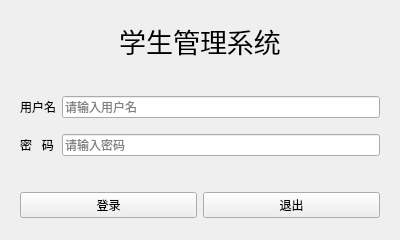
Mrlaolu/QtStudentDatabase, file login.ui: the form before one commit.
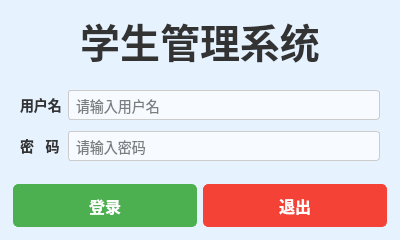
The form after the commit.

```diff
--- a/login.ui
+++ b/login.ui
@@ -13,8 +13,44 @@
   <property name="windowTitle">
    <string>登录</string>
   </property>
-  <property name="toolTip">
-   <string>请在这里登录</string>
+  <property name="styleSheet">
+   <string>
+     QWidget {
+        background-color: #e6f3ff;
+        font-family: &quot;Segoe UI&quot;, sans-serif;
+     }
+     QLabel {
+        font-size: 14px;
+        font-weight: bold;
+        color: #333;
+     }
+     QLineEdit {
+        font-size: 14px;
+        padding: 5px;
+        border: 1px solid #ccc;
+        border-radius: 3px;
+     }
+     QPushButton {
+        background-color: #4CAF50;
+        color: white;
+        font-size: 16px;
+        font-weight: bold;
+        border-radius: 5px;
+        padding: 10px 20px;
+        border: 1px solid #4CAF50;
+        min-width: 100px;
+     }
+     QPushButton:hover {
+        background-color: #45a049;
+     }
+     QPushButton:pressed {
+        background-color: #388E3C;
+     }
+     QLabel#label {
+        font-family: &quot;思源黑体 CN&quot;;
+        font-size: 20px;
+     }
+   </string>
   </property>
   <layout class="QGridLayout" name="gridLayout_3">
    <item row="1" column="0">
@@ -32,23 +68,8 @@
       </size>
      </property>
      <layout class="QGridLayout" name="gridLayout_2">
-      <item row="1" column="1">
-       <widget class="QLineEdit" name="lineEdit_Password">
-        <property name="text">
-         <string/>
-        </property>
-        <property name="placeholderText">
-         <string>请输入密码</string>
-        </property>
-       </widget>
-      </item>
       <item row="0" column="0">
        <widget class="QLabel" name="label_2">
-        <property name="font">
-         <font>
-          <pointsize>9</pointsize>
-         </font>
-        </property>
         <property name="text">
          <string>用户名</string>
         </property>
@@ -56,6 +77,9 @@
       </item>
       <item row="0" column="1">
        <widget class="QLineEdit" name="lineEdit_Username">
+        <property name="styleSheet">
+         <string notr="true">background-color: rgba(255, 255, 255,0.7);</string>
+        </property>
         <property name="maxLength">
          <number>32</number>
         </property>
@@ -71,29 +95,37 @@
         </property>
        </widget>
       </item>
+      <item row="1" column="1">
+       <widget class="QLineEdit" name="lineEdit_Password">
+        <property name="styleSheet">
+         <string notr="true">background-color: rgba(255, 255, 255,0.7);</string>
+        </property>
+        <property name="echoMode">
+         <enum>QLineEdit::EchoMode::Password</enum>
+        </property>
+        <property name="placeholderText">
+         <string>请输入密码</string>
+        </property>
+       </widget>
+      </item>
      </layout>
     </widget>
    </item>
    <item row="0" column="0">
     <widget class="QLabel" name="label">
-     <property name="minimumSize">
-      <size>
-       <width>0</width>
-       <height>60</height>
-      </size>
-     </property>
-     <property name="maximumSize">
-      <size>
-       <width>16777215</width>
-       <height>60</height>
-      </size>
-     </property>
      <property name="font">
       <font>
        <family>思源黑体 CN</family>
-       <pointsize>20</pointsize>
+       <pointsize>-1</pointsize>
+       <bold>true</bold>
       </font>
      </property>
+     <property name="styleSheet">
+      <string notr="true">
+            font-size: 40px;
+            font-weight: bold;
+</string>
+     </property>
      <property name="text">
       <string>学生管理系统</string>
      </property>
@@ -117,11 +149,46 @@
       </size>
      </property>
      <layout class="QGridLayout">
+      <property name="leftMargin">
+       <number>2</number>
+      </property>
+      <property name="topMargin">
+       <number>2</number>
+      </property>
+      <property name="rightMargin">
+       <number>2</number>
+      </property>
       <property name="bottomMargin">
-       <number>11</number>
+       <number>2</number>
       </property>
       <item row="1" column="1">
        <widget class="QPushButton" name="btn_exit">
+        <property name="minimumSize">
+         <size>
+          <width>142</width>
+          <height>32</height>
+         </size>
+        </property>
+        <property name="styleSheet">
+         <string notr="true">
+         QPushButton {
+            background-color: #f44336;
+            color: white;
+            font-size: 16px;
+            font-weight: bold;
+            border-radius: 5px;
+            padding: 10px 20px;
+            border: 1px solid #f44336;
+            min-width: 100px;
+         }
+         QPushButton:hover {
+            background-color: #e53935;
+         }
+         QPushButton:pressed {
+            background-color: #d32f2f;
+         }
+       </string>
+        </property>
         <property name="text">
          <string>退出</string>
         </property>
@@ -129,6 +196,12 @@
       </item>
       <item row="1" column="0">
        <widget class="QPushButton" name="btn_login">
+        <property name="minimumSize">
+         <size>
+          <width>142</width>
+          <height>32</height>
+         </size>
+        </property>
         <property name="text">
          <string>登录</string>
         </property>
```
